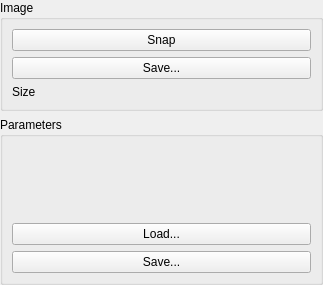
Qt form AcfSln/Include/iqtcam/CBitmapSupplierGuiComp.ui (ImagingTools/AcfPublic) before a commit.
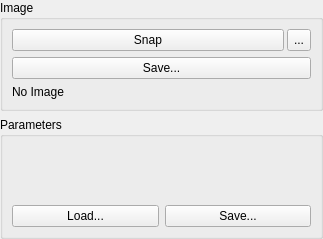
The same form after that commit. Icons and pictures are not drawn.

Commit message: Some GUI fixes Some fixes in isgige/CGenicamCameraComp

The edit to the form file:
```diff
--- a/AcfSln/Include/iqtcam/CBitmapSupplierGuiComp.ui
+++ b/AcfSln/Include/iqtcam/CBitmapSupplierGuiComp.ui
@@ -7,13 +7,13 @@
     <x>0</x>
     <y>0</y>
     <width>323</width>
-    <height>285</height>
+    <height>239</height>
    </rect>
   </property>
   <property name="windowTitle">
    <string>Form</string>
   </property>
-  <layout class="QVBoxLayout">
+  <layout class="QVBoxLayout" name="verticalLayout_2">
    <property name="margin">
     <number>0</number>
    </property>
@@ -28,7 +28,15 @@
      <property name="title">
       <string>Image</string>
      </property>
-     <layout class="QVBoxLayout">
+     <layout class="QVBoxLayout" name="verticalLayout_3">
+      <item>
+       <layout class="QHBoxLayout">
+        <property name="spacing">
+         <number>3</number>
+        </property>
+        <property name="margin">
+         <number>0</number>
+        </property>
       <item>
        <widget class="QPushButton" name="SnapImageButton">
         <property name="sizePolicy">
@@ -43,6 +51,28 @@
        </widget>
       </item>
       <item>
+         <widget class="QToolButton" name="LiveImageButton">
+          <property name="sizePolicy">
+           <sizepolicy hsizetype="Fixed" vsizetype="Preferred">
+            <horstretch>0</horstretch>
+            <verstretch>0</verstretch>
+           </sizepolicy>
+          </property>
+          <property name="text">
+           <string>...</string>
+          </property>
+          <property name="icon">
+           <iconset resource="../../../Acf/Include/iqtgui/iqtgui.qrc">
+            <normaloff>:/Icons/AutoUpdate.svg</normaloff>:/Icons/AutoUpdate.svg</iconset>
+          </property>
+          <property name="checkable">
+           <bool>true</bool>
+          </property>
+         </widget>
+        </item>
+       </layout>
+      </item>
+      <item>
        <widget class="QPushButton" name="SaveImageButton">
         <property name="sizePolicy">
          <sizepolicy hsizetype="Preferred" vsizetype="Fixed">
@@ -56,35 +86,10 @@
        </widget>
       </item>
       <item>
-       <widget class="QFrame" name="ImageParamsLabel">
-        <property name="frameShape">
-         <enum>QFrame::NoFrame</enum>
-        </property>
-        <property name="frameShadow">
-         <enum>QFrame::Raised</enum>
-        </property>
-        <layout class="QHBoxLayout">
-         <property name="margin">
-          <number>0</number>
-         </property>
-         <item>
-          <widget class="QLabel" name="label">
-           <property name="text">
-            <string>Size</string>
-           </property>
-          </widget>
-         </item>
-         <item>
           <widget class="QLabel" name="SizeLabel">
            <property name="text">
-            <string/>
-           </property>
-           <property name="alignment">
-            <set>Qt::AlignRight|Qt::AlignTrailing|Qt::AlignVCenter</set>
-           </property>
-          </widget>
-         </item>
-        </layout>
+         <string>No Image</string>
+        </property>
        </widget>
       </item>
      </layout>
@@ -95,15 +100,15 @@
      <property name="title">
       <string>Parameters</string>
      </property>
-     <layout class="QVBoxLayout">
-      <property name="spacing">
-       <number>6</number>
-      </property>
-      <property name="margin">
-       <number>9</number>
-      </property>
+     <layout class="QVBoxLayout" name="verticalLayout">
       <item>
        <widget class="QFrame" name="ParamsFrame">
+        <property name="sizePolicy">
+         <sizepolicy hsizetype="Preferred" vsizetype="Expanding">
+          <horstretch>0</horstretch>
+          <verstretch>0</verstretch>
+         </sizepolicy>
+        </property>
         <property name="frameShape">
          <enum>QFrame::NoFrame</enum>
         </property>
@@ -120,6 +125,8 @@
         </layout>
        </widget>
       </item>
+      <item>
+       <layout class="QHBoxLayout" name="horizontalLayout_2">
       <item>
        <widget class="QPushButton" name="LoadParamsButton">
         <property name="sizePolicy">
@@ -147,6 +154,8 @@
        </widget>
       </item>
      </layout>
+      </item>
+     </layout>
     </widget>
    </item>
   </layout>
```
Left out of the diff: 4 changed lines with no effect on the pictures. Lines whose indentation alone changed are shown as unchanged. The commit also changes 4 other files.
